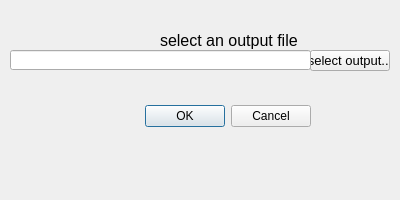
The window that resources/dia_postproc.ui (mfasano727/MBDynFCwb) describes before a commit, drawn with Qt 5.
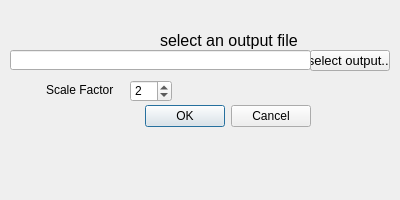
The same window after the commit.

Diff of the .ui file:
```diff
--- a/resources/dia_postproc.ui
+++ b/resources/dia_postproc.ui
@@ -78,6 +78,35 @@
     <string>select an output file</string>
    </property>
   </widget>
+  <widget class="QSpinBox" name="iScaleFactor">
+   <property name="geometry">
+    <rect>
+     <x>130</x>
+     <y>80</y>
+     <width>42</width>
+     <height>22</height>
+    </rect>
+   </property>
+   <property name="minimum">
+    <number>1</number>
+   </property>
+   <property name="value">
+    <number>2</number>
+   </property>
+  </widget>
+  <widget class="QLabel" name="label">
+   <property name="geometry">
+    <rect>
+     <x>46</x>
+     <y>80</y>
+     <width>71</width>
+     <height>20</height>
+    </rect>
+   </property>
+   <property name="text">
+    <string>Scale Factor</string>
+   </property>
+  </widget>
  </widget>
  <resources/>
  <connections>
```
